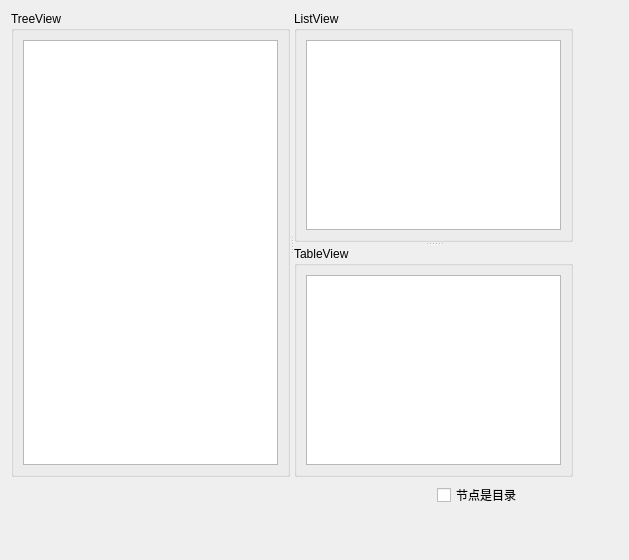
wlnetman/Qt59_cpp_dev_guide, file samp5_1/mainwindow.ui: the form before one commit.
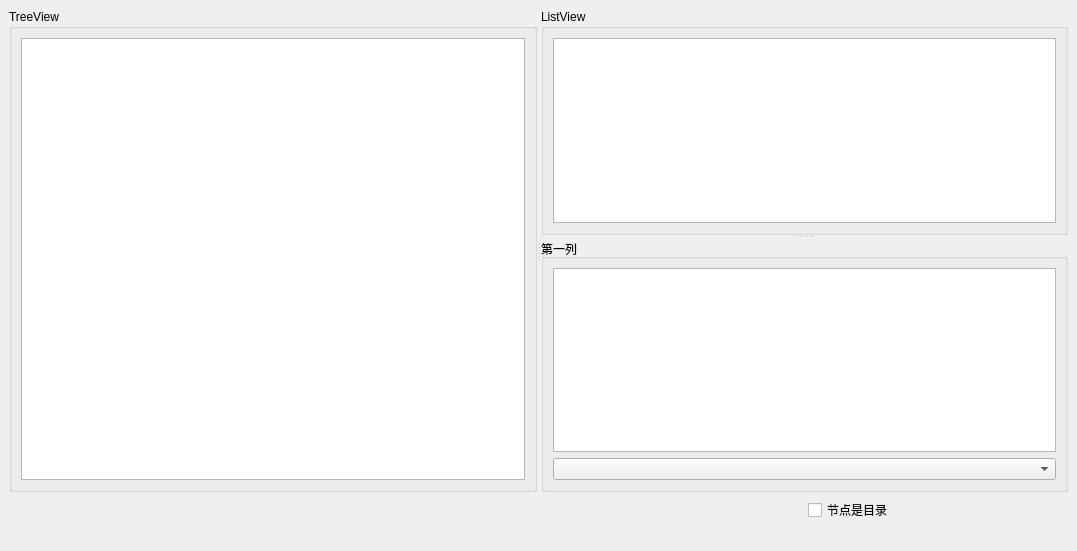
The form after the commit.

Patch:
```diff
--- a/samp5_1/mainwindow.ui
+++ b/samp5_1/mainwindow.ui
@@ -6,8 +6,8 @@
    <rect>
     <x>0</x>
     <y>0</y>
-    <width>629</width>
-    <height>560</height>
+    <width>1077</width>
+    <height>551</height>
    </rect>
   </property>
   <property name="windowTitle">
@@ -20,15 +20,8 @@
      <verstretch>0</verstretch>
     </sizepolicy>
    </property>
-   <widget class="QWidget" name="layoutWidget">
-    <property name="geometry">
-     <rect>
-      <x>11</x>
-      <y>11</y>
-      <width>562</width>
-      <height>516</height>
-     </rect>
-    </property>
+   <layout class="QHBoxLayout" name="horizontalLayout_4">
+    <item>
     <layout class="QVBoxLayout" name="verticalLayout">
      <item>
       <widget class="QSplitter" name="splitter_2">
@@ -73,11 +66,14 @@
           </size>
          </property>
          <property name="title">
-          <string>TableView</string>
-         </property>
-         <layout class="QHBoxLayout" name="horizontalLayout_3">
+           <string>第一列</string>
+          </property>
+          <layout class="QVBoxLayout" name="verticalLayout_2">
           <item>
-           <widget class="QTableView" name="tableView"/>
+            <widget class="QListWidget" name="listWidget"/>
+           </item>
+           <item>
+            <widget class="QComboBox" name="comboBox"/>
           </item>
          </layout>
         </widget>
@@ -124,7 +120,8 @@
       </layout>
      </item>
     </layout>
-   </widget>
+    </item>
+   </layout>
   </widget>
  </widget>
  <resources/>
```
Lines whose indentation alone changed are shown as unchanged.
